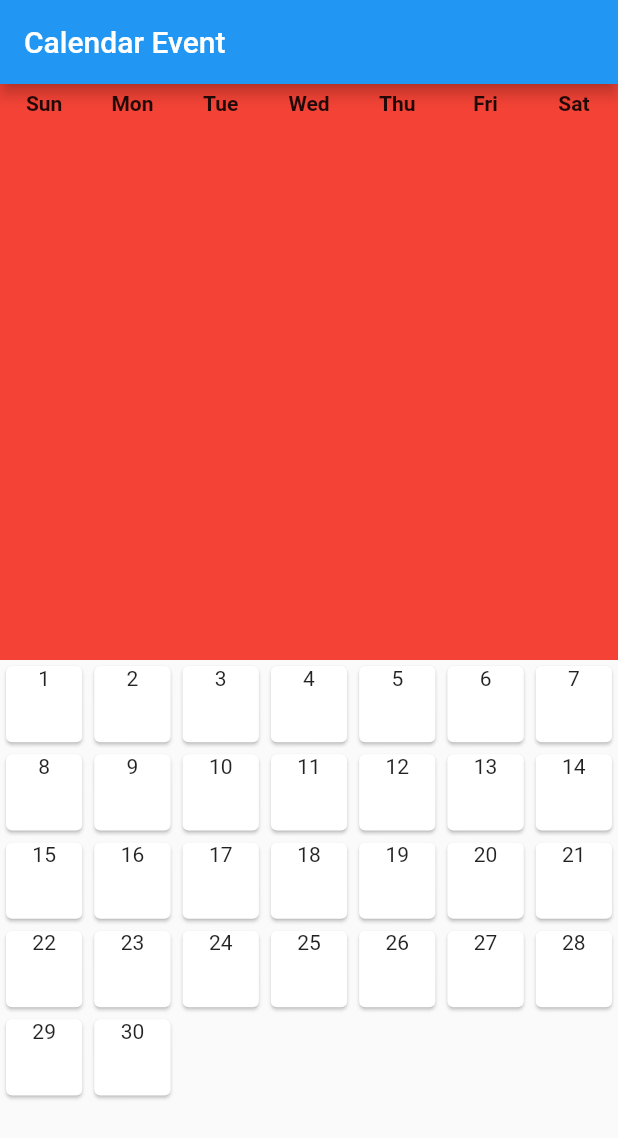
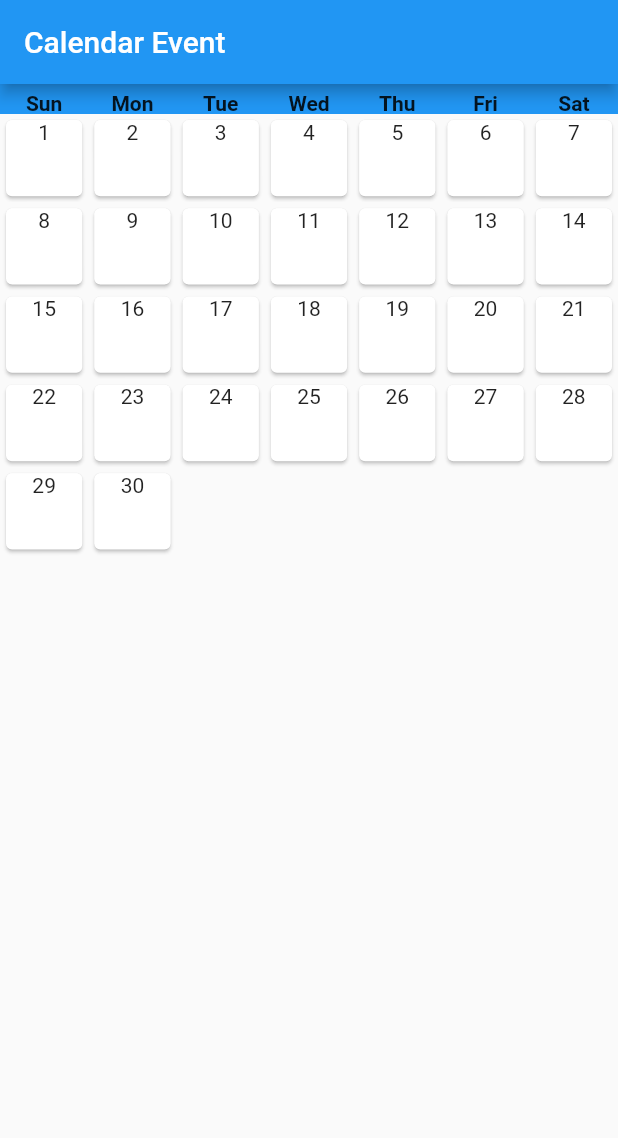
Before and after one commit to Ezhilarasan18/Flutter-upskill, a Flutter app: the screen it shows after launch, on a phone screen of 412 x 824 dp. Shown: the top 1138 px of the screen. Run offline on Flutter 3.47's test engine with Material 2 defaults, Android fonts, the phone set to English and light mode, and no system bars; our stand-ins replace flutter_bloc, syncfusion_flutter_calendar.

Commit message:
week days grid view changed

```diff
--- a/lib/interimeventnew/customcal.dart
+++ b/lib/interimeventnew/customcal.dart
@@ -34,10 +34,9 @@ class CustomCal extends StatelessWidget {
         body:
         Column(
           children: [
-            Expanded(
-              child:
               Container(
-                color: Colors.red,
+                height: 20,
+                color: Colors.blue,
                 child: GridView.builder(
                 gridDelegate: const SliverGridDelegateWithFixedCrossAxisCount(
                   crossAxisCount: 7,
@@ -58,8 +57,7 @@ class CustomCal extends StatelessWidget {
                   );
                 },
               ),
-              )
-            ),
+              ),
             Flexible(
               child: BlocConsumer<CustomEventBloc, CustomState>(
                 bloc: eventBloc,
```
